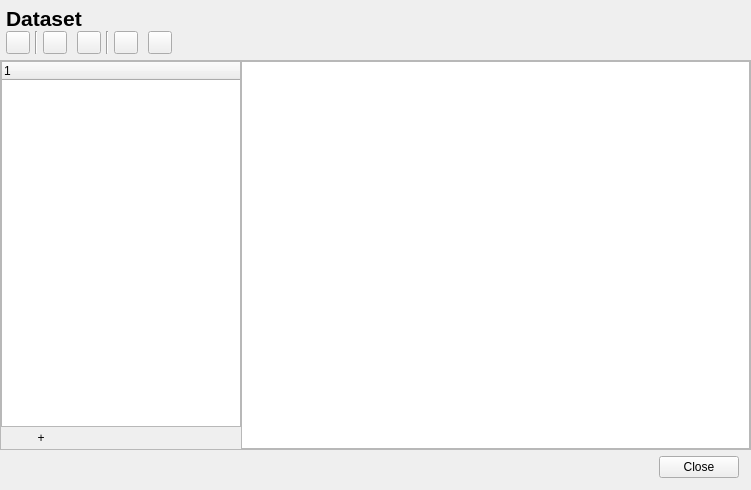
Qt form labnote/ui/qt_ui/dataset.ui (drs/LabNote) before a commit.
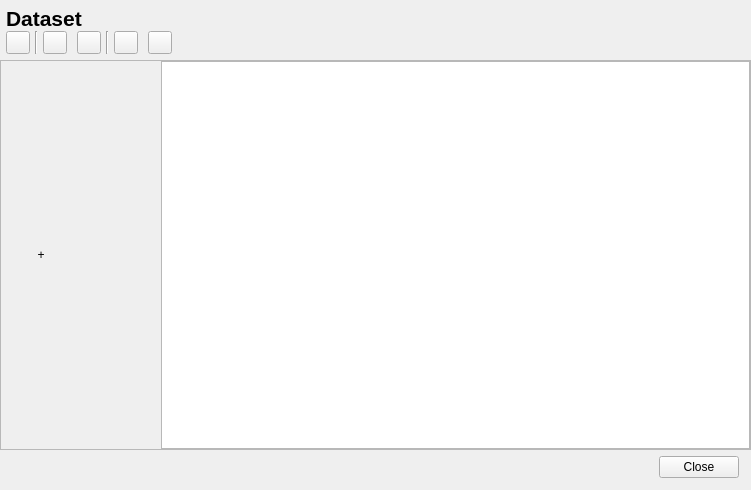
The same form after that commit.

Commit message: Added dataset creation in the database and the file system

```diff
--- a/labnote/ui/qt_ui/dataset.ui
+++ b/labnote/ui/qt_ui/dataset.ui
@@ -359,27 +359,6 @@
         <property name="spacing">
          <number>0</number>
         </property>
-        <item>
-         <widget class="QTreeWidget" name="treeWidget">
-          <property name="minimumSize">
-           <size>
-            <width>240</width>
-            <height>0</height>
-           </size>
-          </property>
-          <property name="maximumSize">
-           <size>
-            <width>240</width>
-            <height>16777215</height>
-           </size>
-          </property>
-          <column>
-           <property name="text">
-            <string notr="true">1</string>
-           </property>
-          </column>
-         </widget>
-        </item>
         <item>
          <layout class="QHBoxLayout" name="horizontalLayout">
           <item>
```
Left out of the diff: 2 changed lines with no effect on the pictures. The commit also changes 9 other files.
